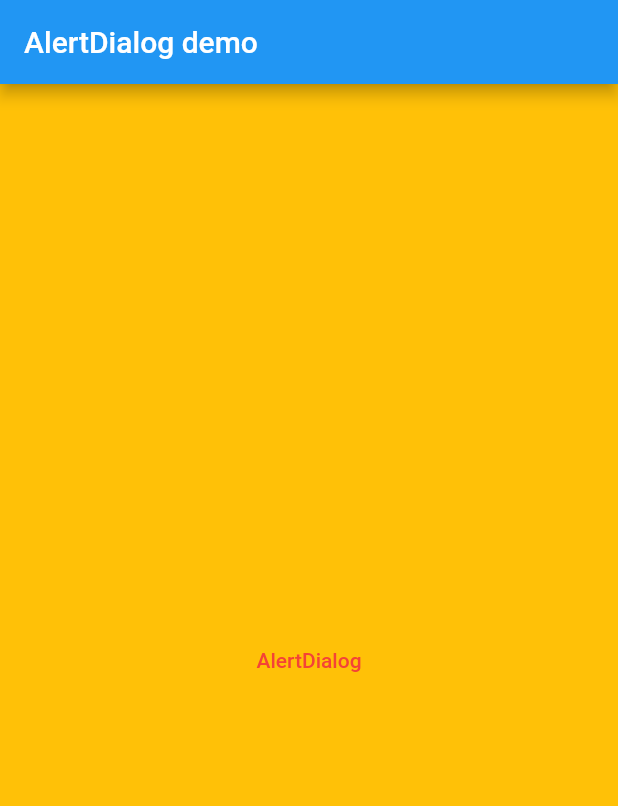
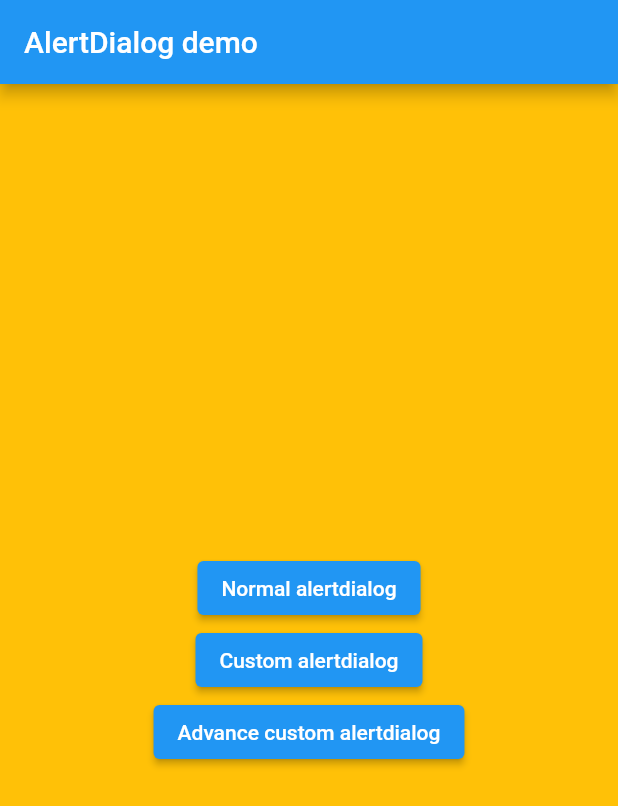
Before and after one commit to sunil-singh-chaudhary/ALertDialog-Flutter, a Flutter app: the screen it shows after launch, on a phone screen of 412 x 824 dp. Shown: the top 806 px of the screen. Run offline on Flutter 3.47's test engine with Material 2 defaults, Android fonts, the light colour scheme and no system bars.

Commit message:
added custom dialog

```diff
--- a/lib/main.dart
+++ b/lib/main.dart
@@ -1,3 +1,4 @@
+import 'package:alertdialogflutter/CustomDialogBox.dart';
 import 'package:flutter/material.dart';
 
 void main() {
@@ -34,16 +35,32 @@ class _MyWidgetState extends State<NewHome> {
         body: Container(
             color: Colors.amber,
             child: Center(
-          child: TextButton(
+              child: Column(
+                mainAxisAlignment: MainAxisAlignment.center,
+                children: [
+                  ElevatedButton(
                       onPressed: () {
                         ShowAlertDialog(context);
                       },
-            child: Text("AlertDialog"),
-            style: TextButton.styleFrom(primary: Colors.red),
+                      child: Text("Normal alertdialog")),
+                  ElevatedButton(
+                      onPressed: () {
+                        showDialog(
+                          context: context,
+                          builder: (BuildContext context) {
+                            return CustomDialogBox();
+                          },
+                        );
+                      },
+                      child: Text("Custom alertdialog")),
+                  ElevatedButton(
+                      onPressed: () {
+                        ShowAlertDialog(context);
+                      },
+                      child: Text("Advance custom alertdialog")),
+                ],
               ),
-        ),
-      ),
-    );
+            )));
   }
 
   void ShowAlertDialog(BuildContext context) {
@@ -54,4 +71,6 @@ class _MyWidgetState extends State<NewHome> {
     showDialog(
         context: context, builder: (BuildContext context) => alertdialog);
   }
+
+  void ShowAlertDialogCustom(BuildContext context) {}
 }
--- a/pubspec.yaml
+++ b/pubspec.yaml
@@ -58,8 +58,8 @@ flutter:
   uses-material-design: true
 
   # To add assets to your application, add an assets section, like this:
-  # assets:
-  #   - images/a_dot_burr.jpeg
+  assets:
+  - assets/images/profile_pic.png
   #   - images/a_dot_ham.jpeg
 
   # An image asset can refer to one or more resolution-specific "variants", see
```
Also changed, not shown: lib/CustomDialogBox.dart (added, +87 -0 lines), lib/constants.dart (added, +7 -0 lines), assets/images/profile_pic.png (added). Lines whose indentation alone changed are shown as unchanged.
